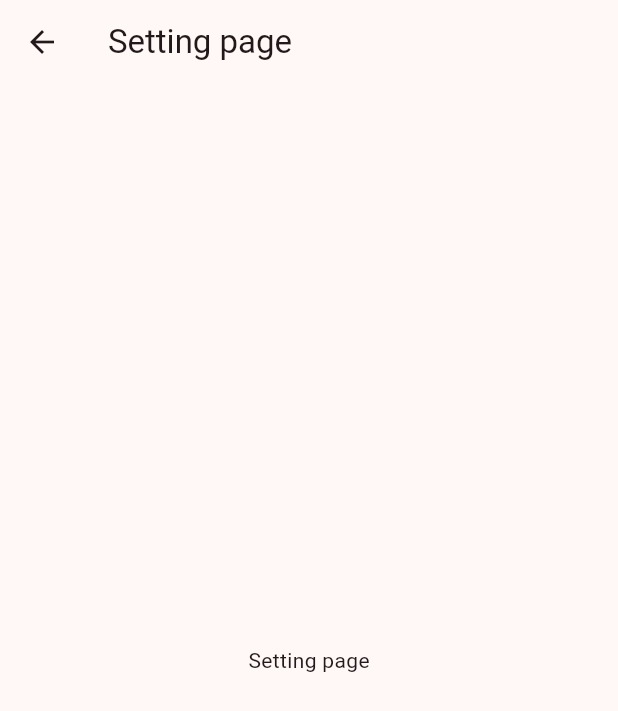
After one commit to lywoo-plus/flutter_todo, a Flutter app: the screen it shows after launch, after a tap on the "settings" icon, on a phone screen of 412 x 824 dp. The commit adds this screen. Shown: the top 711 px of the screen. Run offline on Flutter 3.47's test engine with Material 3 defaults, Android fonts, the phone set to English and light mode, and no system bars.

Commit message:
Navigate to page

```diff
--- /dev/null
+++ b/lib/views/pages/setting_page.dart
@@ -0,0 +1,17 @@
+import 'package:flutter/material.dart';
+
+class SettingPage extends StatelessWidget {
+  const SettingPage({super.key});
+
+  @override
+  Widget build(BuildContext context) {
+    return Scaffold(
+      appBar: AppBar(
+        title: Text('Setting page'),
+        automaticallyImplyLeading: false,
+        leading: BackButton(onPressed: () => Navigator.pop(context)),
+      ),
+      body: Center(child: Text('Setting page')),
+    );
+  }
+}
--- a/lib/views/widget_tree.dart
+++ b/lib/views/widget_tree.dart
@@ -2,6 +2,7 @@ import 'package:flutter/material.dart';
 import 'package:flutter_todo/data/notifier.dart';
 import 'package:flutter_todo/views/pages/home_page.dart';
 import 'package:flutter_todo/views/pages/profile_page.dart';
+import 'package:flutter_todo/views/pages/setting_page.dart';
 import 'package:flutter_todo/widgets/nav_bar.dart';
 
 List<Widget> pages = [HomePage(), ProfilePage()];
@@ -26,6 +27,12 @@ class WidgetTree extends StatelessWidget {
               },
             ),
           ),
+          IconButton(
+            onPressed: () {
+              Navigator.push(context, MaterialPageRoute(builder: (context) => SettingPage()));
+            },
+            icon: Icon(Icons.settings),
+          ),
         ],
       ),
       body: ValueListenableBuilder(
```
